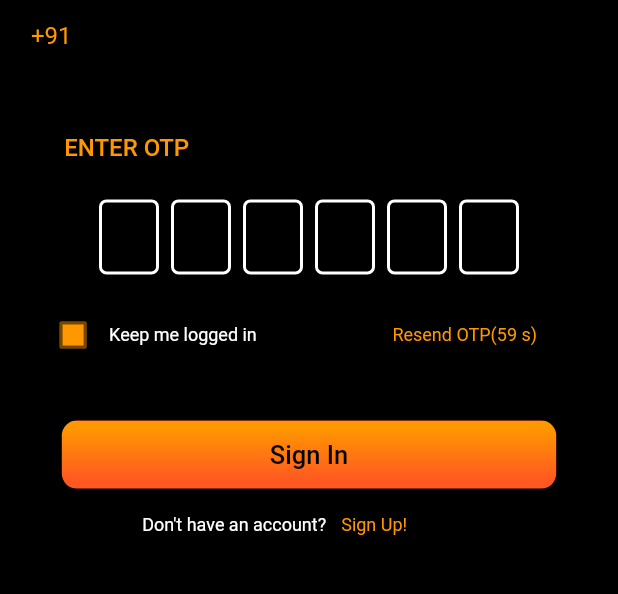
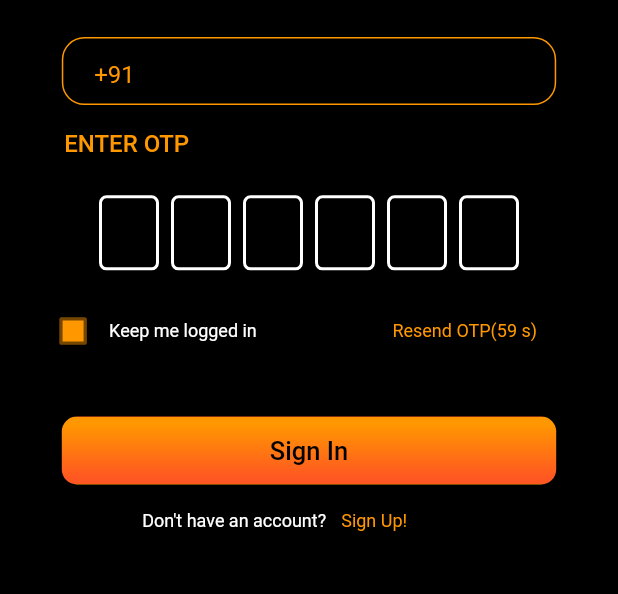
Before and after one commit to Holocron-Auth/Holocron-Auth-Flutter, a Flutter app: the LoginScreenState screen opened directly, after a tap on "Get OTP", on a phone screen of 412 x 824 dp, the part 546-1140 px from its top. Run offline on Flutter 3.47's test engine with Material 2 defaults, Android fonts, the phone set to English and light mode, and no system bars; drawn by our look-alikes of pin_code_text_field.

Commit message:
Update: Minor UI fixes on the Login Screens

```diff
--- a/lib/LoginScreens/loginScreen1.dart
+++ b/lib/LoginScreens/loginScreen1.dart
@@ -31,7 +31,8 @@ class LoginScreen1 extends State<LoginScreenState> {
               margin: EdgeInsets.only(top: 0.07 * height),
 
               decoration: BoxDecoration(
-                  borderRadius: BorderRadius.circular(10.0),
+                  borderRadius: BorderRadius.circular(15.0),
+                  border: Border.all(width: 1, color: Colors.orange),
                   color: Colors.black),
               child: TextFormField(
                 //required
@@ -45,10 +46,11 @@ class LoginScreen1 extends State<LoginScreenState> {
 
                 controller: _controller,
                 decoration: InputDecoration(
-                  border: OutlineInputBorder(
-                    borderSide: BorderSide(width: 1, color: Colors.orange),
-                    borderRadius: BorderRadius.circular(15.0),
-                  ),
+                  // border: OutlineInputBorder(
+                  //   borderSide: BorderSide(width: 1, color: Colors.orange),
+                  //   borderRadius: BorderRadius.circular(15.0),
+                  // ),
+                  border: InputBorder.none,
                   hintText: 'Mobile Number',
                   labelText: 'Mobile Number',
                   hintStyle: TextStyle(
@@ -56,7 +58,7 @@ class LoginScreen1 extends State<LoginScreenState> {
                       fontSize: 17,
                       fontWeight: FontWeight.w500),
                   contentPadding:
-                      EdgeInsets.only(left: 0.05 * width, top: 0.015 * height),
+                      EdgeInsets.only(left: 0.05 * width,),
                 ),
               ),
             ),
--- a/lib/LoginScreens/loginScreen2.dart
+++ b/lib/LoginScreens/loginScreen2.dart
@@ -92,26 +92,31 @@ class LoginScreen2 extends State<LoginScreenState2> {
             ),
 
             Container(
+              decoration: BoxDecoration(
+                  //outline border
+                  border: Border.all(color: Colors.orange, width: 1),
+                  borderRadius: BorderRadius.circular(15.0),
+                  ),
+              margin: EdgeInsets.only(top: 0.03 * height),
+              width: 0.8 * width,
+              height: 0.055 * height,
               child: TextField(
                 controller: _controller2,
                 // hintText: 'Mobile Number',
                 // labelText: 'Mobile Number',
                 decoration: InputDecoration(
-                  border: OutlineInputBorder(
-                    borderSide: BorderSide(width: 1, color: Colors.orange),
-                    borderRadius: BorderRadius.circular(15.0),
-                  ),
+                  border: InputBorder.none,
                   hintStyle: TextStyle(
                       color: Color(0xffFFB267),
                       fontSize: 17,
                       fontWeight: FontWeight.w500),
                   contentPadding:
-                  EdgeInsets.only(left: 0.05 * width, top: 0.015 * height),
+                  EdgeInsets.only(left: 0.05 * width),
                 ),
               ),
             ),
             Container(
-              margin: EdgeInsets.only(top: 0.05 * height, right: 0.59 * width),
+              margin: EdgeInsets.only(top: 0.02 * height, right: 0.59 * width),
               child: Text(
                 "ENTER OTP",
                 style: TextStyle(
```
